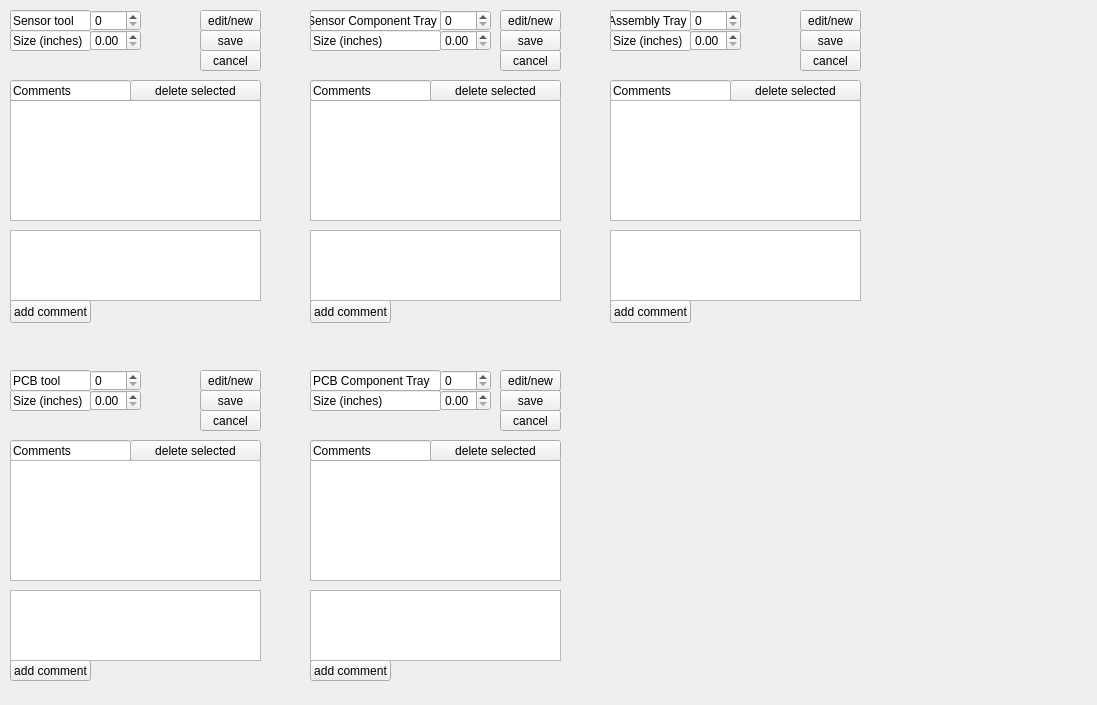
Qt form pages_ui/view_tooling.ui (IncandelaLab/SharedUI) before a commit.
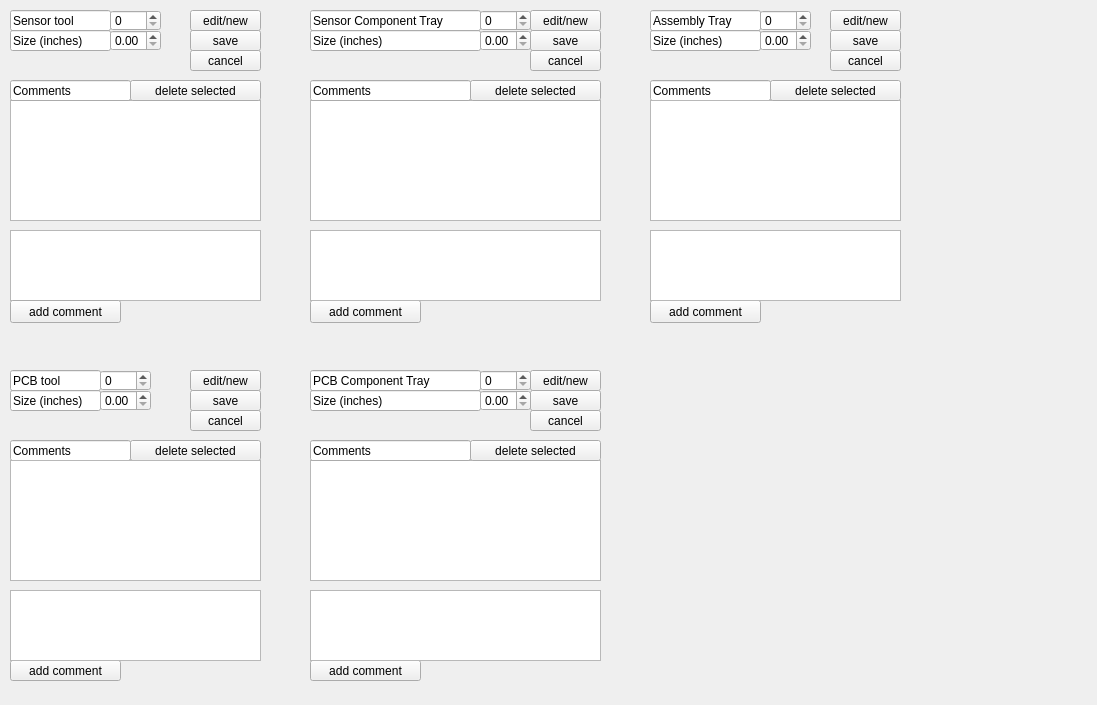
The same form after that commit.

Patch:
```diff
--- a/pages_ui/view_tooling.ui
+++ b/pages_ui/view_tooling.ui
@@ -18,7 +18,7 @@
     <rect>
      <x>10</x>
      <y>10</y>
-     <width>81</width>
+     <width>101</width>
      <height>21</height>
     </rect>
    </property>
@@ -32,7 +32,7 @@
   <widget class="QSpinBox" name="sbSensorToolID">
    <property name="geometry">
     <rect>
-     <x>90</x>
+     <x>110</x>
      <y>10</y>
      <width>51</width>
      <height>21</height>
@@ -57,7 +57,7 @@
     <rect>
      <x>10</x>
      <y>30</y>
-     <width>81</width>
+     <width>101</width>
      <height>21</height>
     </rect>
    </property>
@@ -71,7 +71,7 @@
   <widget class="QDoubleSpinBox" name="dsbSensorToolSize">
    <property name="geometry">
     <rect>
-     <x>90</x>
+     <x>110</x>
      <y>30</y>
      <width>51</width>
      <height>21</height>
@@ -125,7 +125,7 @@
     <rect>
      <x>10</x>
      <y>300</y>
-     <width>81</width>
+     <width>111</width>
      <height>23</height>
     </rect>
    </property>
@@ -138,7 +138,7 @@
     <rect>
      <x>10</x>
      <y>660</y>
-     <width>81</width>
+     <width>111</width>
      <height>21</height>
     </rect>
    </property>
@@ -149,7 +149,7 @@
   <widget class="QDoubleSpinBox" name="dsbPcbToolSize">
    <property name="geometry">
     <rect>
-     <x>90</x>
+     <x>100</x>
      <y>390</y>
      <width>51</width>
      <height>21</height>
@@ -190,7 +190,7 @@
     <rect>
      <x>10</x>
      <y>370</y>
-     <width>81</width>
+     <width>91</width>
      <height>21</height>
     </rect>
    </property>
@@ -204,7 +204,7 @@
   <widget class="QSpinBox" name="sbPcbToolID">
    <property name="geometry">
     <rect>
-     <x>90</x>
+     <x>100</x>
      <y>370</y>
      <width>51</width>
      <height>21</height>
@@ -232,7 +232,7 @@
     <rect>
      <x>10</x>
      <y>390</y>
-     <width>81</width>
+     <width>91</width>
      <height>21</height>
     </rect>
    </property>
@@ -258,7 +258,7 @@
     <rect>
      <x>310</x>
      <y>460</y>
-     <width>251</width>
+     <width>291</width>
      <height>121</height>
     </rect>
    </property>
@@ -268,7 +268,7 @@
     <rect>
      <x>310</x>
      <y>300</y>
-     <width>81</width>
+     <width>111</width>
      <height>23</height>
     </rect>
    </property>
@@ -281,7 +281,7 @@
     <rect>
      <x>310</x>
      <y>390</y>
-     <width>131</width>
+     <width>171</width>
      <height>21</height>
     </rect>
    </property>
@@ -297,7 +297,7 @@
     <rect>
      <x>310</x>
      <y>440</y>
-     <width>121</width>
+     <width>161</width>
      <height>21</height>
     </rect>
    </property>
@@ -313,7 +313,7 @@
     <rect>
      <x>310</x>
      <y>230</y>
-     <width>251</width>
+     <width>291</width>
      <height>71</height>
     </rect>
    </property>
@@ -321,7 +321,7 @@
   <widget class="QSpinBox" name="sbSensorTrayID">
    <property name="geometry">
     <rect>
-     <x>440</x>
+     <x>480</x>
      <y>10</y>
      <width>51</width>
      <height>21</height>
@@ -336,7 +336,7 @@
     <rect>
      <x>310</x>
      <y>660</y>
-     <width>81</width>
+     <width>111</width>
      <height>21</height>
     </rect>
    </property>
@@ -347,7 +347,7 @@
   <widget class="QDoubleSpinBox" name="dsbPcbTraySize">
    <property name="geometry">
     <rect>
-     <x>440</x>
+     <x>480</x>
      <y>390</y>
      <width>51</width>
      <height>21</height>
@@ -360,7 +360,7 @@
   <widget class="QSpinBox" name="sbPcbTrayID">
    <property name="geometry">
     <rect>
-     <x>440</x>
+     <x>480</x>
      <y>370</y>
      <width>51</width>
      <height>21</height>
@@ -375,7 +375,7 @@
     <rect>
      <x>310</x>
      <y>100</y>
-     <width>251</width>
+     <width>291</width>
      <height>121</height>
     </rect>
    </property>
@@ -385,7 +385,7 @@
     <rect>
      <x>310</x>
      <y>80</y>
-     <width>121</width>
+     <width>161</width>
      <height>21</height>
     </rect>
    </property>
@@ -401,7 +401,7 @@
     <rect>
      <x>310</x>
      <y>10</y>
-     <width>131</width>
+     <width>171</width>
      <height>21</height>
     </rect>
    </property>
@@ -415,7 +415,7 @@
   <widget class="QPushButton" name="pbSensorTrayDeleteComment">
    <property name="geometry">
     <rect>
-     <x>430</x>
+     <x>470</x>
      <y>80</y>
      <width>131</width>
      <height>21</height>
@@ -428,7 +428,7 @@
   <widget class="QPushButton" name="pbPcbTrayDeleteComment">
    <property name="geometry">
     <rect>
-     <x>430</x>
+     <x>470</x>
      <y>440</y>
      <width>131</width>
      <height>21</height>
@@ -443,7 +443,7 @@
     <rect>
      <x>310</x>
      <y>30</y>
-     <width>131</width>
+     <width>171</width>
      <height>21</height>
     </rect>
    </property>
@@ -459,7 +459,7 @@
     <rect>
      <x>310</x>
      <y>590</y>
-     <width>251</width>
+     <width>291</width>
      <height>71</height>
     </rect>
    </property>
@@ -467,7 +467,7 @@
   <widget class="QDoubleSpinBox" name="dsbSensorTraySize">
    <property name="geometry">
     <rect>
-     <x>440</x>
+     <x>480</x>
      <y>30</y>
      <width>51</width>
      <height>21</height>
@@ -482,7 +482,7 @@
     <rect>
      <x>310</x>
      <y>370</y>
-     <width>131</width>
+     <width>171</width>
      <height>21</height>
     </rect>
    </property>
@@ -496,7 +496,7 @@
   <widget class="QDoubleSpinBox" name="dsbAssemblyTraySize">
    <property name="geometry">
     <rect>
-     <x>690</x>
+     <x>760</x>
      <y>30</y>
      <width>51</width>
      <height>21</height>
@@ -509,7 +509,7 @@
   <widget class="QLineEdit" name="lineEdit_13">
    <property name="geometry">
     <rect>
-     <x>610</x>
+     <x>650</x>
      <y>80</y>
      <width>121</width>
      <height>21</height>
@@ -525,7 +525,7 @@
   <widget class="QListWidget" name="listAssemblyTrayComments">
    <property name="geometry">
     <rect>
-     <x>610</x>
+     <x>650</x>
      <y>100</y>
      <width>251</width>
      <height>121</height>
@@ -535,9 +535,9 @@
   <widget class="QPushButton" name="pbAssemblyTrayAddComment">
    <property name="geometry">
     <rect>
-     <x>610</x>
+     <x>650</x>
      <y>300</y>
-     <width>81</width>
+     <width>111</width>
      <height>23</height>
     </rect>
    </property>
@@ -548,7 +548,7 @@
   <widget class="QSpinBox" name="sbAssemblyTrayID">
    <property name="geometry">
     <rect>
-     <x>690</x>
+     <x>760</x>
      <y>10</y>
      <width>51</width>
      <height>21</height>
@@ -561,7 +561,7 @@
   <widget class="QPushButton" name="pbAssemblyTrayDeleteComment">
    <property name="geometry">
     <rect>
-     <x>730</x>
+     <x>770</x>
      <y>80</y>
      <width>131</width>
      <height>21</height>
@@ -574,9 +574,9 @@
   <widget class="QLineEdit" name="lineEdit_14">
    <property name="geometry">
     <rect>
-     <x>610</x>
+     <x>650</x>
      <y>30</y>
-     <width>81</width>
+     <width>111</width>
      <height>21</height>
     </rect>
    </property>
@@ -590,7 +590,7 @@
   <widget class="QPlainTextEdit" name="pteAssemblyTrayWriteComment">
    <property name="geometry">
     <rect>
-     <x>610</x>
+     <x>650</x>
      <y>230</y>
      <width>251</width>
      <height>71</height>
@@ -600,9 +600,9 @@
   <widget class="QLineEdit" name="lineEdit_15">
    <property name="geometry">
     <rect>
-     <x>610</x>
+     <x>650</x>
      <y>10</y>
-     <width>81</width>
+     <width>111</width>
      <height>21</height>
     </rect>
    </property>
@@ -616,9 +616,9 @@
   <widget class="QPushButton" name="pbSensorToolEditNew">
    <property name="geometry">
     <rect>
-     <x>200</x>
+     <x>190</x>
      <y>10</y>
-     <width>61</width>
+     <width>71</width>
      <height>21</height>
     </rect>
    </property>
@@ -629,9 +629,9 @@
   <widget class="QPushButton" name="pbSensorToolSave">
    <property name="geometry">
     <rect>
-     <x>200</x>
+     <x>190</x>
      <y>30</y>
-     <width>61</width>
+     <width>71</width>
      <height>21</height>
     </rect>
    </property>
@@ -642,9 +642,9 @@
   <widget class="QPushButton" name="pbSensorToolCancel">
    <property name="geometry">
     <rect>
-     <x>200</x>
+     <x>190</x>
      <y>50</y>
-     <width>61</width>
+     <width>71</width>
      <height>21</height>
     </rect>
    </property>
@@ -655,9 +655,9 @@
   <widget class="QPushButton" name="pbPcbToolCancel">
    <property name="geometry">
     <rect>
-     <x>200</x>
+     <x>190</x>
      <y>410</y>
-     <width>61</width>
+     <width>71</width>
      <height>21</height>
     </rect>
    </property>
@@ -668,9 +668,9 @@
   <widget class="QPushButton" name="pbPcbToolSave">
    <property name="geometry">
     <rect>
-     <x>200</x>
+     <x>190</x>
      <y>390</y>
-     <width>61</width>
+     <width>71</width>
      <height>21</height>
     </rect>
    </property>
@@ -681,9 +681,9 @@
   <widget class="QPushButton" name="pbPcbToolEditNew">
    <property name="geometry">
     <rect>
-     <x>200</x>
+     <x>190</x>
      <y>370</y>
-     <width>61</width>
+     <width>71</width>
      <height>21</height>
     </rect>
    </property>
@@ -694,9 +694,9 @@
   <widget class="QPushButton" name="pbPcbTrayEditNew">
    <property name="geometry">
     <rect>
-     <x>500</x>
+     <x>530</x>
      <y>370</y>
-     <width>61</width>
+     <width>71</width>
      <height>21</height>
     </rect>
    </property>
@@ -707,9 +707,9 @@
   <widget class="QPushButton" name="pbPcbTraySave">
    <property name="geometry">
     <rect>
-     <x>500</x>
+     <x>530</x>
      <y>390</y>
-     <width>61</width>
+     <width>71</width>
      <height>21</height>
     </rect>
    </property>
@@ -720,9 +720,9 @@
   <widget class="QPushButton" name="pbPcbTrayCancel">
    <property name="geometry">
     <rect>
-     <x>500</x>
+     <x>530</x>
      <y>410</y>
-     <width>61</width>
+     <width>71</width>
      <height>21</height>
     </rect>
    </property>
@@ -733,9 +733,9 @@
   <widget class="QPushButton" name="pbSensorTrayCancel">
    <property name="geometry">
     <rect>
-     <x>500</x>
+     <x>530</x>
      <y>50</y>
-     <width>61</width>
+     <width>71</width>
      <height>21</height>
     </rect>
    </property>
@@ -746,9 +746,9 @@
   <widget class="QPushButton" name="pbSensorTraySave">
    <property name="geometry">
     <rect>
-     <x>500</x>
+     <x>530</x>
      <y>30</y>
-     <width>61</width>
+     <width>71</width>
      <height>21</height>
     </rect>
    </property>
@@ -759,9 +759,9 @@
   <widget class="QPushButton" name="pbSensorTrayEditNew">
    <property name="geometry">
     <rect>
-     <x>500</x>
+     <x>530</x>
      <y>10</y>
-     <width>61</width>
+     <width>71</width>
      <height>21</height>
     </rect>
    </property>
@@ -772,9 +772,9 @@
   <widget class="QPushButton" name="pbAssemblyTrayEditNew">
    <property name="geometry">
     <rect>
-     <x>800</x>
+     <x>830</x>
      <y>10</y>
-     <width>61</width>
+     <width>71</width>
      <height>21</height>
     </rect>
    </property>
@@ -785,9 +785,9 @@
   <widget class="QPushButton" name="pbAssemblyTrayCancel">
    <property name="geometry">
     <rect>
-     <x>800</x>
+     <x>830</x>
      <y>50</y>
-     <width>61</width>
+     <width>71</width>
      <height>21</height>
     </rect>
    </property>
@@ -798,9 +798,9 @@
   <widget class="QPushButton" name="pbAssemblyTraySave">
    <property name="geometry">
     <rect>
-     <x>800</x>
+     <x>830</x>
      <y>30</y>
-     <width>61</width>
+     <width>71</width>
      <height>21</height>
     </rect>
    </property>
```
